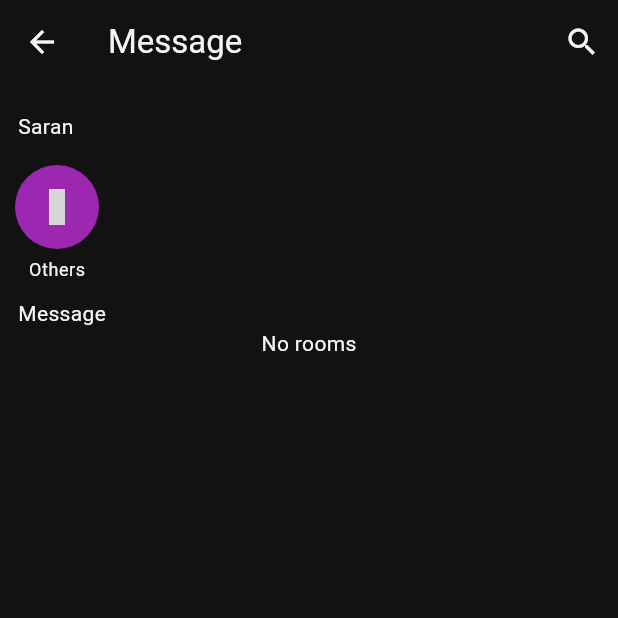
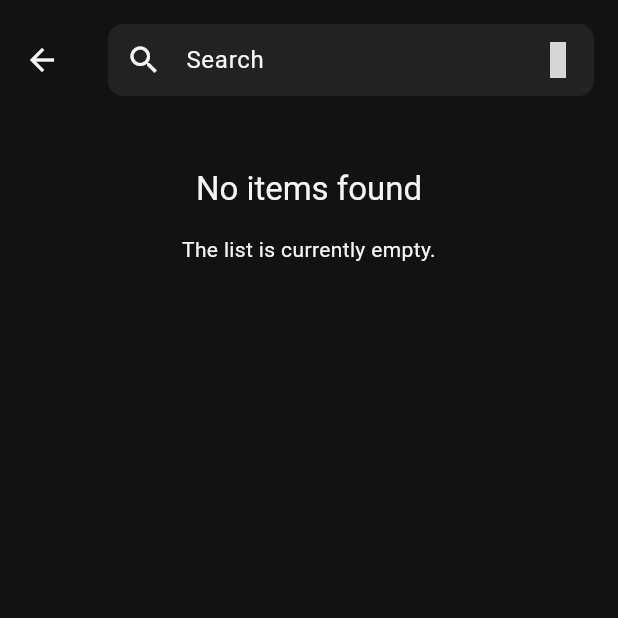
Before and after one commit to Imronarrosid/personal_project, a Flutter app: the MessagePage screen opened directly, after a tap on the "search" icon, on a phone screen of 412 x 824 dp, the top half of it. Run offline on Flutter 3.47's test engine with Material 3 defaults, Android fonts, the phone set to English and light mode, and no system bars; our stand-ins replace bloc, cached_network_image, camera, chips_choice, cloud_firestore, cross_file and 23 more; missing offline and left inert: ffmpeg_kit_flutter_min_gpl, ffmpeg_wasm, file_selector, flutter_firebase_chat_core, fraction, gal and 6 more; accounts and stored records are empty; statements that could not run were skipped; grey boxes are pictures that could not be loaded.

Commit message:
add search room

```diff
--- /dev/null
+++ b/lib/data/repository/chat_repository.dart
@@ -0,0 +1,122 @@
+import 'dart:math';
+
+import 'package:cloud_firestore/cloud_firestore.dart';
+import 'package:flutter/foundation.dart';
+import 'package:personal_project/domain/model/user.dart';
+import 'package:personal_project/domain/services/firebase/firebase_service.dart';
+
+class ChatRepository {
+  List<String> _followingUidList = [];
+
+  final List<DocumentSnapshot> _docs = [];
+
+  void clearPreviouseData() {
+    _docs.clear();
+  }
+
+  Future<void> initSearchFollowingSearch() async {
+    try {
+      await firebaseFirestore
+          .collection('users')
+          .doc(firebaseAuth.currentUser!.uid)
+          .collection('following')
+          .get()
+          .then((value) {
+        List<String> results = [];
+        for (DocumentSnapshot element in value.docs) {
+          results.add(element.id);
+        }
+        _followingUidList = results;
+      });
+    } catch (e) {
+      debugPrint(e.toString());
+    }
+  }
+
+  Future<List<DocumentSnapshot>> allSuggestionRoom(int limit) async {
+    try {
+      QuerySnapshot querySnapshot;
+      List<DocumentSnapshot> listDocs = [];
+
+      if (_docs.isEmpty) {
+        querySnapshot = await firebaseFirestore
+            .collection('users')
+            .where('uid', whereIn: _followingUidList)
+            .limit(limit)
+            .get();
+
+        debugPrint('empty');
+      } else {
+        querySnapshot = await firebaseFirestore
+            .collection('users')
+            .where('uid', whereIn: _followingUidList)
+            .limit(limit)
+            .startAfterDocument(_docs.last)
+            .get();
+      }
+      debugPrint('get user  ${querySnapshot.docs.length}');
+
+      ///List to get last documet
+      _docs.addAll(querySnapshot.docs);
+
+      //list that send to infinity list package
+      listDocs.addAll(querySnapshot.docs);
+
+      return listDocs;
+    } catch (e) {
+      debugPrint(e.toString());
+      return [];
+    }
+  }
+
+  Future<List<User>> searchUserFromFollowing(String query) async {
+    try {
+      List<User> searchResults = [];
+      // bool iscanSearch = false;
+      // do {
+      //   iscanSearch = false;
+      //   if (_followingUidList.isNotEmpty) {
+      //     iscanSearch = true;
+      //   }
+      // } while (_followingUidList.isEmpty);
+
+      if (query.isNotEmpty) {
+        // Debounce the search to reduce queries to Firestore
+        await firebaseFirestore
+            .collection('users')
+            .where('uid', whereIn: _followingUidList)
+            .where('name', isGreaterThanOrEqualTo: query)
+            .where('name', isLessThan: '${query}z')
+            .get()
+            .then((value) {
+          for (var element in value.docs) {
+            searchResults.add(
+                // User(
+                //     id: element['uid'],
+                //     name: element['name'],
+                //     userName: element['userName'],
+                //     photo: element['photoUrl']),
+                User.fromSnap(element));
+          }
+        });
+        await firebaseFirestore
+            .collection('users')
+            .where('uid', whereIn: _followingUidList)
+            .where('userName', isGreaterThanOrEqualTo: query)
+            .where('userName', isLessThan: '${query}z')
+            .get()
+            .then((value) {
+          for (var element in value.docs) {
+            if (!searchResults.contains(User.fromSnap(element))) {
+              searchResults.add(User.fromSnap(element));
+            }
+          }
+        });
+      }
+      return searchResults;
+    } catch (e) {
+      debugPrint(e.toString());
+      return [];
+    }
+  }
+}
--- a/lib/main.dart
+++ b/lib/main.dart
@@ -6,6 +6,7 @@ import 'package:flutter_bloc/flutter_bloc.dart';
 import 'package:go_router/go_router.dart';
 import 'package:personal_project/config/theme.dart';
 import 'package:personal_project/constant/color.dart';
+import 'package:personal_project/data/repository/chat_repository.dart';
 import 'package:personal_project/data/repository/file_repository.dart';
 import 'package:personal_project/domain/model/user.dart';
 import 'package:personal_project/domain/reporsitory/auth_reposotory.dart';
@@ -107,6 +108,9 @@ class _MyAppState extends State<MyApp> {
             RepositoryProvider(
               create: (context) => UserRepository(),
             ),
+            RepositoryProvider(
+              create: (context) => ChatRepository(),
+            )
           ],
           child: MultiBlocProvider(
             providers: [
--- a/lib/presentation/router/app_router.dart
+++ b/lib/presentation/router/app_router.dart
@@ -32,6 +32,7 @@ import 'package:personal_project/presentation/ui/home/home.dart';
 import 'package:personal_project/presentation/ui/onboarding/onboarding.dart';
 import 'package:personal_project/presentation/ui/profile/profile.dart';
 import 'package:personal_project/presentation/ui/menu/menu_page.dart';
+import 'package:personal_project/presentation/ui/search_room/search_room_page.dart';
 import 'package:personal_project/presentation/ui/storage/storage_page.dart';
 import 'package:personal_project/presentation/ui/ugf/ugf_page.dart';
 import 'package:personal_project/presentation/ui/upload/upload.dart';
@@ -250,6 +251,30 @@ class AppRouter {
         },
       ),
       GoRoute(
+        path: APP_PAGE.searchRoom.toPath,
+        name: APP_PAGE.searchRoom.toName,
+        pageBuilder: (context, state) {
+          return CustomTransitionPage(
+            child: const SearchRoomPage(),
+            transitionsBuilder:
+                (context, animation, secondaryAnimation, child) =>
+                    SlideTransition(
+                        position: animation.drive(
+                          Tween<Offset>(
+                            begin: const Offset(0.75, 0),
+                            end: Offset.zero,
+                          ).chain(
+                            CurveTween(curve: Curves.ease),
+                          ),
+                        ),
+                        child: child),
+          );
+        },
+        builder: (context, state) {
+          return const SearchRoomPage();
+        },
+      ),
+      GoRoute(
         path: APP_PAGE.videoItem.toPath,
         name: APP_PAGE.videoItem.toName,
         pageBuilder: (context, state) {
--- a/lib/presentation/router/route_utils.dart
+++ b/lib/presentation/router/route_utils.dart
@@ -24,7 +24,8 @@ enum APP_PAGE {
   addUserName,
   selectGame,
   videoFromGame,
-  followingNFonllowers
+  followingNFonllowers,
+  searchRoom
 }
 
 extension AppPageExtension on APP_PAGE {
@@ -78,6 +79,8 @@ extension AppPageExtension on APP_PAGE {
         return "/following-n-follwoers";
       case APP_PAGE.chat:
         return "/chat";
+      case APP_PAGE.searchRoom:
+        return "/search-room";
       default:
         return "/";
     }
@@ -132,7 +135,9 @@ extension AppPageExtension on APP_PAGE {
       case APP_PAGE.followingNFonllowers:
         return "FOLLOWING-N-FOLLOWERS";
       case APP_PAGE.chat:
-        return "chat";
+        return "CHAT";
+      case APP_PAGE.searchRoom:
+        return "SEARCH-ROOM";
       default:
         return "HOME";
     }
--- a/lib/presentation/ui/profile/profile.dart
+++ b/lib/presentation/ui/profile/profile.dart
@@ -527,8 +527,9 @@ class _ProfilePageState extends State<ProfilePage> {
                                 Expanded(
                                   child: InkWell(
                                     onTap: () async {
-                                      User user = await userRepository
-                                          .getUserData1(widget.payload!.uid);
+                                      User user =
+                                          await userRepository.getOtherUserData(
+                                              widget.payload!.uid);
                                       types.User otherUser = types.User(
                                           id: widget.payload!.uid,
                                           createdAt: user.createdAt!
--- /dev/null
+++ b/lib/presentation/ui/search_room/bloc/search_room_bloc.dart
@@ -0,0 +1,38 @@
+import 'package:bloc/bloc.dart';
+import 'package:equatable/equatable.dart';
+import 'package:flutter/foundation.dart';
+import 'package:personal_project/data/repository/chat_repository.dart';
+import 'package:personal_project/domain/model/user.dart';
+
+part 'search_room_event.dart';
+part 'search_room_state.dart';
+
+class SearchRoomBloc extends Bloc<SearchRoomEvent, SearchRoomState> {
+  SearchRoomBloc(this.repository)
+      : super(const SearchRoomState(status: SearchRoomStatus.loading)) {
+    on<InitSearchRoom>((event, emit) async {
+      emit(const SearchRoomState(status: SearchRoomStatus.loading));
+      await repository.initSearchFollowingSearch();
+      emit(const SearchRoomState(status: SearchRoomStatus.initial));
+    });
+    on<SearchRoom>((event, emit) async {
+      emit(const SearchRoomState(status: SearchRoomStatus.loading));
+      try {
+        List<User> results =
+            await repository.searchUserFromFollowing(event.query);
+
+        if (results.isNotEmpty) {
+          emit(
+            SearchRoomState(status: SearchRoomStatus.success, results: results),
+          );
+        } else {
+          emit(const SearchRoomState(status: SearchRoomStatus.noItemFound));
+        }
+      } catch (e) {
+        debugPrint(e.toString());
+      }
+    });
+  }
+
+  final ChatRepository repository;
+}
--- /dev/null
+++ b/lib/presentation/ui/search_room/bloc/search_room_event.dart
@@ -0,0 +1,26 @@
+part of 'search_room_bloc.dart';
+
+sealed class SearchRoomEvent extends Equatable {
+  const SearchRoomEvent();
+
+  @override
+  List<Object> get props => [];
+}
+
+final class InitSearchRoom extends SearchRoomEvent {
+  const InitSearchRoom();
+  @override
+  List<Object> get props => [
+        super.props,
+      ];
+}
+
+final class SearchRoom extends SearchRoomEvent {
+  final String query;
+  const SearchRoom(this.query);
+  @override
+  List<Object> get props => [
+        super.props,
+        query,
+      ];
+}
--- /dev/null
+++ b/lib/presentation/ui/search_room/bloc/search_room_state.dart
@@ -0,0 +1,15 @@
+part of 'search_room_bloc.dart';
+
+enum SearchRoomStatus { initial, loading, success,noItemFound}
+
+final class SearchRoomState extends Equatable {
+  final SearchRoomStatus status;
+  final List<User>? results;
+  const SearchRoomState({
+    required this.status,
+    this.results,
+  });
+
+  @override
+  List<Object?> get props => [status, results];
+}
--- /dev/null
+++ b/lib/presentation/ui/search_room/search_room_page.dart
@@ -0,0 +1,297 @@
+import 'dart:async';
+
+import 'package:cached_network_image/cached_network_image.dart';
+import 'package:cloud_firestore/cloud_firestore.dart';
+import 'package:easy_localization/easy_localization.dart';
+import 'package:flutter/material.dart';
+import 'package:flutter_bloc/flutter_bloc.dart';
+import 'package:flutter_chat_types/flutter_chat_types.dart' as types;
+import 'package:flutter_firebase_chat_core/flutter_firebase_chat_core.dart';
+import 'package:go_router/go_router.dart';
+import 'package:infinite_scroll_pagination/infinite_scroll_pagination.dart';
+import 'package:material_design_icons_flutter/material_design_icons_flutter.dart';
+import 'package:personal_project/constant/color.dart';
+import 'package:personal_project/data/repository/chat_repository.dart';
+import 'package:personal_project/domain/model/chat_data_models.dart';
+import 'package:personal_project/domain/model/user.dart';
+import 'package:personal_project/presentation/l10n/stings.g.dart';
+import 'package:personal_project/presentation/router/route_utils.dart';
+
+import 'bloc/search_room_bloc.dart';
+
+class SearchRoomPage extends StatefulWidget {
+  const SearchRoomPage({super.key});
+
+  @override
+  State<SearchRoomPage> createState() => _SearchRoomPageState();
+}
+
+class _SearchRoomPageState extends State<SearchRoomPage> {
+  final TextEditingController _textEditingController = TextEditingController();
+  Timer? _debounce;
+
+  @override
+  void initState() {
+    final ChatRepository repo = RepositoryProvider.of<ChatRepository>(context);
+    repo.initSearchFollowingSearch();
+    super.initState();
+  }
+
+  @override
+  Widget build(BuildContext context) {
+    return BlocProvider(
+      create: (context) =>
+          SearchRoomBloc(RepositoryProvider.of<ChatRepository>(context))
+            ..add(const InitSearchRoom()),
+      child: Builder(builder: (context) {
+        return GestureDetector(
+          onTap: () {
+            FocusScope.of(context).unfocus();
+          },
+          child: Scaffold(
+            appBar: AppBar(
+              elevation: 0,
+              toolbarHeight: 80,
+              title: Container(
+                decoration: BoxDecoration(
+                    color: Theme.of(context).colorScheme.tertiary,
+                    borderRadius: BorderRadius.circular(10)),
+                child: TextField(
+                  controller: _textEditingController,
+                  onChanged: (query) {
+                    final searchBloc = BlocProvider.of<SearchRoomBloc>(context);
+                    if (_debounce?.isActive ?? false) _debounce?.cancel();
+                    _debounce = Timer(const Duration(milliseconds: 500), () {
+                      // do something with query
+                      searchBloc.add(SearchRoom(query));
+                    });
+                  },
+                  decoration: InputDecoration(
+                    prefixIcon: const Icon(Icons.search),
+                    hintText: LocaleKeys.label_search.tr(),
+                    contentPadding: const EdgeInsets.all(5),
+                    suffixIcon: GestureDetector(
+                        onTap: () {
+                          _textEditingController.clear();
+                        },
+                        child: Icon(MdiIcons.close)),
+                    suffixIconColor: COLOR_grey,
+                    border: OutlineInputBorder(
+                        borderSide: BorderSide.none,
+                        borderRadius: BorderRadius.circular(10)),
+                  ),
+                ),
+              ),
+            ),
+            body: BlocBuilder<SearchRoomBloc, SearchRoomState>(
+              builder: (context, state) {
+                if (state.status == SearchRoomStatus.loading) {
+                  return const Center(child: CircularProgressIndicator());
+                }
+                if (state.status == SearchRoomStatus.initial ||
+                    _textEditingController.text.isEmpty) {
+                  return const InitialView();
+                }
+                if (state.status == SearchRoomStatus.noItemFound) {
+                  return Center(
+                    child: Text(
+                      LocaleKeys.message_not_found
+                          .tr(args: [_textEditingController.text]),
+                    ),
+                  );
+                }
+                return ListView.builder(
+                  itemCount: state.results!.length,
+                  itemBuilder: (context, index) {
+                    final user = state.results![index];
+                    return ListTile(
+                      tileColor: Colors.transparent,
+                      onTap: () async {
+                        // debugPrint('photo${result.photo}');
+                        // context.push(APP_PAGE.profile.toPath,
+                        //     extra: ProfilePayload(
+                        //       uid: result.id,
+                        //       name: result.name!,
+                        //       userName: result.userName!,
+                        //       photoURL: result.photo!,
+                        //     ));
+                        // debugPrint('profile');
+                        types.User otherUser = types.User(
+                            id: user.id,
+                            createdAt: user.createdAt!
+                                    .toDate()
+                                    .millisecondsSinceEpoch ~/
+                                1000,
+                            firstName: user.userName);
+                        if (!mounted) return;
+
+                        final room = await FirebaseChatCore.instance
+                            .createRoom(otherUser);
+
+                        if (!mounted) return;
+                        context.push(
+                          APP_PAGE.chat.toPath,
+                          extra: ChatData(
+                            room: room,
+                            userName: user.userName!,
+                            avatar: user.photo!,
+                          ),
+                        );
+                      },
+                      leading: CircleAvatar(
+                        backgroundColor: COLOR_grey,
+                        child: ClipRRect(
+                          borderRadius: BorderRadius.circular(50),
+                          child: CachedNetworkImage(
+                            imageUrl: user.photo!,
+                            fit: BoxFit.cover,
+                            width: double.infinity,
+                          ),
+                        ),
+                      ),
+                      title: Text(user.name!),
+                      subtitle: Text(user.userName!),
+                    );
+                  },
+                );
+              },
+            ),
+          ),
+        );
+      }),
+    );
+  }
+
+  @override
+  void dispose() {
+    _textEditingController.dispose();
+    super.dispose();
+  }
+}
+
+class InitialView extends StatefulWidget {
+  const InitialView({
+    super.key,
+  });
+
+  @override
+  State<InitialView> createState() => _InitialViewState();
+}
+
+class _InitialViewState extends State<InitialView> {
+  late final PagingController<int, User> _controller;
+  final int _pageSize = 4;
+
+  @override
+  void initState() {
+    initPagingController();
+
+    super.initState();
+  }
+
+  void initPagingController() {
+    final ChatRepository repository =
+        RepositoryProvider.of<ChatRepository>(context);
+    repository.clearPreviouseData();
+    _controller = PagingController(firstPageKey: 0);
+    _controller.addPageRequestListener((pageKey) {
+      try {
+        _fetchPage(pageKey);
+        debugPrint('Fetch data video user:');
+      } catch (e) {
+        debugPrint('Fetch data video user:$e');
+      }
+    });
+  }
+
+  Future<void> _fetchPage(int pageKey) async {
+    final ChatRepository repository =
+        RepositoryProvider.of<ChatRepository>(context);
+    try {
+      List<User> users = [];
+      late final List<DocumentSnapshot> newItems;
+
+      newItems = await repository.allSuggestionRoom(_pageSize);
+
+      for (var element in newItems) {
+        // listVideo.add(Video.fromSnap(element));
+        users.add(User.fromSnap(element));
+      }
+
+      final isLastPage = newItems.length < _pageSize;
+
+      if (isLastPage) {
+        _controller.appendLastPage(users);
+      } else {
+        final nextPageKey = pageKey + newItems.length;
+        _controller.appendPage(users, nextPageKey);
+      }
+    } catch (error) {
+      _controller.error = error;
+    }
+  }
+
+  @override
+  Widget build(BuildContext context) {
+    return PagedListView<int, User>(
+      pagingController: _controller,
+      builderDelegate: PagedChildBuilderDelegate(
+        itemBuilder: (context, user, index) {
+          return ListTile(
+            tileColor: Colors.transparent,
+            onTap: () async {
+              // debugPrint('photo${result.photo}');
+              // context.push(APP_PAGE.profile.toPath,
+              //     extra: ProfilePayload(
+              //       uid: result.id,
+              //       name: result.name!,
+              //       userName: result.userName!,
+              //       photoURL: result.photo!,
+              //     ));
+              // debugPrint('profile');
+              types.User otherUser = types.User(
+                  id: user.id,
+                  createdAt:
+                      user.createdAt!.toDate().millisecondsSinceEpoch ~/ 1000,
+                  firstName: user.userName);
+              if (!mounted) return;
+
+              final room =
+                  await FirebaseChatCore.instance.createRoom(otherUser);
+
+              if (!mounted) return;
+              context.push(
+                APP_PAGE.chat.toPath,
+                extra: ChatData(
+                  room: room,
+                  userName: user.userName!,
+                  avatar: user.photo!,
+                ),
+              );
+            },
+            leading: CircleAvatar(
+              backgroundColor: COLOR_grey,
+              child: ClipRRect(
+                borderRadius: BorderRadius.circular(50),
+                child: CachedNetworkImage(
+                  imageUrl: user.photo!,
+                  fit: BoxFit.cover,
+                  width: double.infinity,
+                ),
+              ),
+            ),
+            title: Text(user.name!),
+            subtitle: Text(user.userName!),
+          );
+        },
+      ),
+      // child: Container()
+    );
+  }
+
+  @override
+  void dispose() {
+    _controller.dispose();
+    super.dispose();
+  }
+}
```
Also changed, not shown: lib/presentation/ui/message/message.dart (+21 -3 lines).
